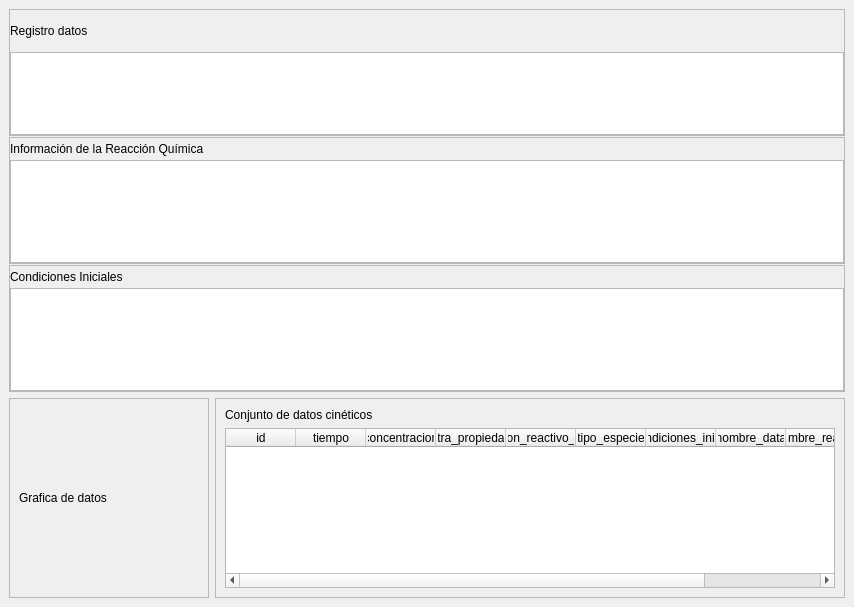
Old version of the form panel_data_analisis.ui in the repository JuandresPUCE/tesis_pyqt_sqlite.
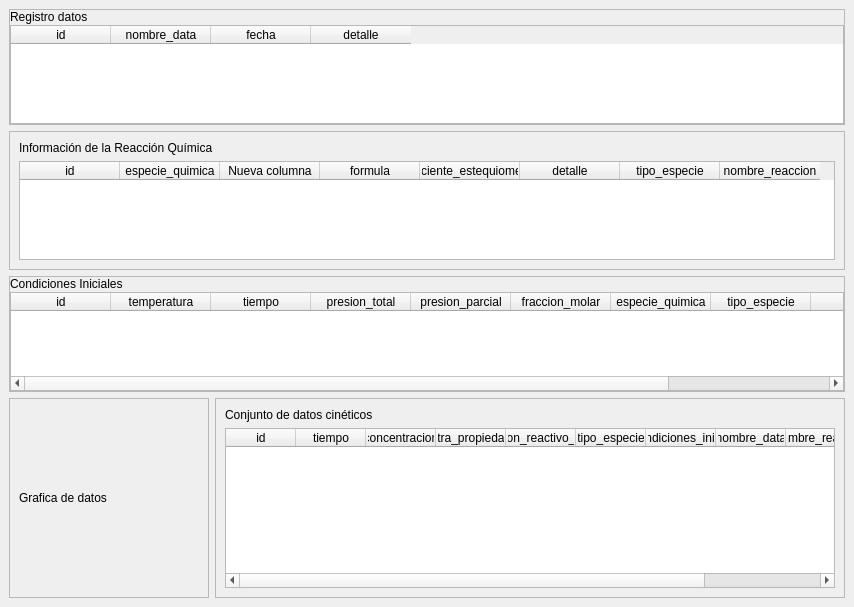
New version of the form.

```diff
--- a/panel_data_analisis.ui
+++ b/panel_data_analisis.ui
@@ -16,11 +16,6 @@
   <widget class="QWidget" name="centralwidget">
    <layout class="QGridLayout" name="gridLayout_2">
     <item row="0" column="0">
-     <layout class="QVBoxLayout" name="verticalLayout_6">
-      <property name="spacing">
-       <number>1</number>
-      </property>
-      <item>
        <widget class="QFrame" name="frame">
         <property name="frameShape">
          <enum>QFrame::StyledPanel</enum>
@@ -28,7 +23,7 @@
         <property name="frameShadow">
          <enum>QFrame::Raised</enum>
         </property>
-        <layout class="QVBoxLayout" name="verticalLayout_3" stretch="1,2">
+      <layout class="QVBoxLayout" name="verticalLayout_3" stretch="1,0">
          <property name="spacing">
           <number>1</number>
          </property>
@@ -52,49 +47,33 @@
           </widget>
          </item>
          <item>
-          <widget class="QTableWidget" name="registro_datos_tabla"/>
-         </item>
-        </layout>
-       </widget>
-      </item>
-      <item>
-       <widget class="QFrame" name="frame_3">
-        <property name="frameShape">
-         <enum>QFrame::StyledPanel</enum>
-        </property>
-        <property name="frameShadow">
-         <enum>QFrame::Raised</enum>
-        </property>
-        <layout class="QVBoxLayout" name="verticalLayout_4" stretch="1,5">
-         <property name="spacing">
-          <number>1</number>
-         </property>
-         <property name="leftMargin">
-          <number>0</number>
-         </property>
-         <property name="topMargin">
-          <number>0</number>
-         </property>
-         <property name="rightMargin">
-          <number>0</number>
-         </property>
-         <property name="bottomMargin">
-          <number>0</number>
-         </property>
-         <item>
-          <widget class="QLabel" name="label_4">
+        <widget class="QTableWidget" name="registro_datos_tabla">
+         <column>
+          <property name="text">
+           <string>id</string>
+          </property>
+         </column>
+         <column>
+          <property name="text">
+           <string>nombre_data</string>
+          </property>
+         </column>
+         <column>
+          <property name="text">
+           <string>fecha</string>
+          </property>
+         </column>
+         <column>
            <property name="text">
-            <string>Información de la Reacción Química</string>
-           </property>
-          </widget>
-         </item>
-         <item>
-          <widget class="QTableWidget" name="reaccion_quimica_tabla"/>
-         </item>
+           <string>detalle</string>
+          </property>
+         </column>
+        </widget>
+       </item>
         </layout>
        </widget>
       </item>
-      <item>
+    <item row="2" column="0">
        <widget class="QFrame" name="frame_4">
         <property name="frameShape">
          <enum>QFrame::StyledPanel</enum>
@@ -102,7 +81,7 @@
         <property name="frameShadow">
          <enum>QFrame::Raised</enum>
         </property>
-        <layout class="QVBoxLayout" name="verticalLayout_5" stretch="1,5">
+      <layout class="QVBoxLayout" name="verticalLayout_5" stretch="0,0">
          <property name="spacing">
           <number>1</number>
          </property>
@@ -126,14 +105,63 @@
           </widget>
          </item>
          <item>
-          <widget class="QTableWidget" name="tableWidget_4"/>
+        <widget class="QTableWidget" name="condiciones_iniciales_tabla">
+         <column>
+          <property name="text">
+           <string>id</string>
+          </property>
+         </column>
+         <column>
+          <property name="text">
+           <string>temperatura</string>
+          </property>
+         </column>
+         <column>
+          <property name="text">
+           <string>tiempo</string>
+          </property>
+         </column>
+         <column>
+          <property name="text">
+           <string>presion_total</string>
+          </property>
+         </column>
+         <column>
+          <property name="text">
+           <string>presion_parcial</string>
+          </property>
+         </column>
+         <column>
+          <property name="text">
+           <string>fraccion_molar</string>
+          </property>
+         </column>
+         <column>
+          <property name="text">
+           <string>especie_quimica</string>
+          </property>
+         </column>
+         <column>
+          <property name="text">
+           <string>tipo_especie</string>
+          </property>
+         </column>
+         <column>
+          <property name="text">
+           <string>detalle</string>
+          </property>
+         </column>
+         <column>
+          <property name="text">
+           <string>nombre_data</string>
+          </property>
+         </column>
+        </widget>
          </item>
         </layout>
        </widget>
       </item>
-     </layout>
-    </item>
-    <item row="1" column="0">
+    <item row="3" column="0">
      <layout class="QGridLayout" name="gridLayout">
       <item row="0" column="0">
        <widget class="QFrame" name="grafico_frame">
@@ -256,6 +284,69 @@
       </item>
      </layout>
     </item>
+    <item row="1" column="0">
+     <widget class="QFrame" name="frame_3">
+      <property name="frameShape">
+       <enum>QFrame::StyledPanel</enum>
+      </property>
+      <property name="frameShadow">
+       <enum>QFrame::Raised</enum>
+      </property>
+      <layout class="QVBoxLayout" name="verticalLayout_4">
+       <item>
+        <widget class="QLabel" name="label_4">
+         <property name="text">
+          <string>Información de la Reacción Química</string>
+         </property>
+        </widget>
+       </item>
+       <item>
+        <widget class="QTableWidget" name="reaccion_quimica_tabla">
+         <column>
+          <property name="text">
+           <string>id</string>
+          </property>
+         </column>
+         <column>
+          <property name="text">
+           <string>especie_quimica</string>
+          </property>
+         </column>
+         <column>
+          <property name="text">
+           <string>Nueva columna</string>
+          </property>
+         </column>
+         <column>
+          <property name="text">
+           <string>formula</string>
+          </property>
+         </column>
+         <column>
+          <property name="text">
+           <string>coeficiente_estequiometrico</string>
+          </property>
+         </column>
+         <column>
+          <property name="text">
+           <string>detalle</string>
+          </property>
+         </column>
+         <column>
+          <property name="text">
+           <string>tipo_especie</string>
+          </property>
+         </column>
+         <column>
+          <property name="text">
+           <string>nombre_reaccion</string>
+          </property>
+         </column>
+        </widget>
+       </item>
+      </layout>
+     </widget>
+    </item>
    </layout>
   </widget>
  </widget>
```
Lines whose indentation alone changed are shown as unchanged.
